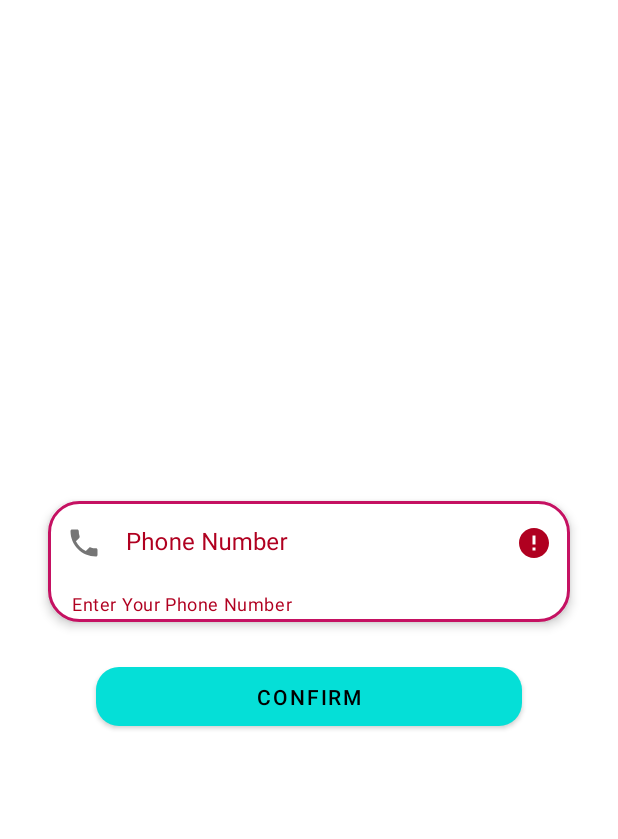
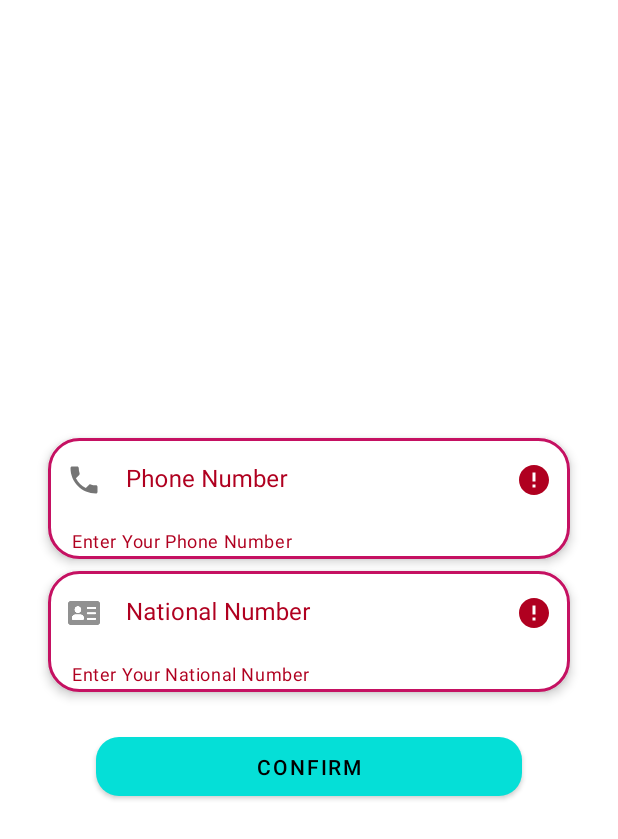
Before and after one commit to amirAHS2000/Pharmacy-Android, an Android app: the ForgetPasswordFragment screen opened through its navigation route, after a tap on "CONFIRM", on a phone screen of 412 x 824 dp. Shown: the top 839 px of the screen. Run offline under Robolectric (Android 15) with nearby library versions, the phone set to English and light mode, and no system bars; our stand-ins replace Dagger/Hilt's generated code, data binding.

Commit message:
Updated forgot password

```diff
--- a/app/src/main/java/com/example/pharmacyapp/data/RemoteDataSource.kt
+++ b/app/src/main/java/com/example/pharmacyapp/data/RemoteDataSource.kt
@@ -52,8 +52,8 @@ class RemoteDataSource @Inject constructor(
         return pharmacyApi.getUserInfo()
     }
 
-    suspend fun findUserByPhone(phone: String): Response<UserResponse> {
-        return pharmacyApi.getUserInfoByPhone(phone)
+    suspend fun findUserByPhone(phone: String, nationalNumber: String): Response<UserResponse> {
+        return pharmacyApi.getUserInfoByPhone(phone, nationalNumber)
     }
 
     suspend fun resetPassword(id: Int, password: String): Response<UserResponse> {
--- a/app/src/main/java/com/example/pharmacyapp/data/Repository.kt
+++ b/app/src/main/java/com/example/pharmacyapp/data/Repository.kt
@@ -11,8 +11,8 @@ class Repository @Inject constructor(
     private val remoteDataSource: RemoteDataSource,
     val dataStore: DataStoreRepository
 ) {
-    suspend fun findUserByPhone(phone: String): Response<UserResponse> {
-        return remoteDataSource.findUserByPhone(phone)
+    suspend fun findUserByPhone(phone: String, nationalNumber: String): Response<UserResponse> {
+        return remoteDataSource.findUserByPhone(phone, nationalNumber)
     }
 
     suspend fun login(phone: String, password: String): Response<LoginResponse> {
--- a/app/src/main/java/com/example/pharmacyapp/data/network/PharmacyApi.kt
+++ b/app/src/main/java/com/example/pharmacyapp/data/network/PharmacyApi.kt
@@ -36,9 +36,10 @@ interface PharmacyApi {
     @GET("api/")
     suspend fun getUserInfo(): Response<User>
 
-    @POST("api/user/find")
+    @POST("api/user/findPatient")
     suspend fun getUserInfoByPhone(
-        @Query("phone") phone: String
+        @Query("phone") phone: String,
+        @Query("nat_num") nationalNumber: String
     ): Response<UserResponse>
 
     @POST("api/register/patient")
--- a/app/src/main/java/com/example/pharmacyapp/ui/fragment/prepare/forgetpassword/ForgetPasswordFragment.kt
+++ b/app/src/main/java/com/example/pharmacyapp/ui/fragment/prepare/forgetpassword/ForgetPasswordFragment.kt
@@ -44,14 +44,25 @@ class ForgetPasswordFragment : Fragment() {
         super.onViewCreated(view, savedInstanceState)
 
         binding.confirmButton.setOnClickListener {
+            var isEmpty = false
             binding.phoneInputLayoutForgotPassword.apply {
                 if (editText?.text?.isEmpty() == true) {
+                    isEmpty = true
                     isErrorEnabled = true
                     error = getString(R.string.phone_empty_error)
-                } else {
-                    val phone = editText!!.text.toString()
-                    viewModel.onFindUser(phone)
                 }
+            }
+            binding.nationalNumberInputLayoutForgotPassword.apply {
+                if (editText?.text?.isEmpty() == true) {
+                    isEmpty = true
+                    isErrorEnabled = true
+                    error = getString(R.string.national_number_empty_error)
+                }
+            }
+            if (!isEmpty) {
+                val phone = binding.phoneInputLayoutForgotPassword.editText!!.text.toString()
+                val nationalNumber = binding.nationalNumberInputLayoutForgotPassword.editText!!.text.toString()
+                viewModel.onFindUser(phone, nationalNumber)
             }
         }
 
@@ -75,7 +86,8 @@ class ForgetPasswordFragment : Fragment() {
                         } else {
                             binding.forgetPasswordErrorTextView.visibility = View.VISIBLE
                             Log.v("server ForgetPassword error", result.data?.message.toString())
-                            binding.forgetPasswordErrorTextView.text = getString(R.string.no_user_founded)
+                            binding.forgetPasswordErrorTextView.text =
+                                getString(R.string.no_user_founded)
                         }
                     }
                 }
@@ -87,7 +99,9 @@ class ForgetPasswordFragment : Fragment() {
 
         viewModel.navigateToSetNewPassword.observe(viewLifecycleOwner) {
             it?.let { user ->
-                val action = ForgetPasswordFragmentDirections.actionForgetPasswordFragmentToSetNewPasswordFragment(user)
+                val action =
+                    ForgetPasswordFragmentDirections.actionForgetPasswordFragmentToSetNewPasswordFragment(
+                        user)
                 findNavController().navigate(action)
                 viewModel.onNavigateToSetNewPasswordDone()
             }
--- a/app/src/main/java/com/example/pharmacyapp/ui/fragment/prepare/signup/SignUpFragment.kt
+++ b/app/src/main/java/com/example/pharmacyapp/ui/fragment/prepare/signup/SignUpFragment.kt
@@ -70,7 +70,7 @@ class SignUpFragment : Fragment() {
             binding.nationalNumberInputLayout.apply {
                 if (editText?.text?.isEmpty() == true) {
                     isErrorEnabled = true
-                    error = resources.getString(R.string.national_name_empty_error)
+                    error = resources.getString(R.string.national_number_empty_error)
                     isNotEmpty = false
                 } else {
                     isErrorEnabled = false
--- a/app/src/main/java/com/example/pharmacyapp/util/ExtentionFunctions.kt
+++ b/app/src/main/java/com/example/pharmacyapp/util/ExtentionFunctions.kt
@@ -6,7 +6,7 @@ fun <T> Response<T>.handle(): NetworkResult<T> {
     return when {
         message().toString().contains("timeout") -> NetworkResult.Error("Timeout")
         code() == 402 -> NetworkResult.Error("API Key Limited")
-        code() == 404 -> NetworkResult.Error("Can")
+        code() == 404 -> NetworkResult.Error("Can't Find Server")
         body() == null -> NetworkResult.Error("Not Found")
         isSuccessful -> NetworkResult.Success(body()!!)
         else -> NetworkResult.Error(message())
--- a/app/src/main/res/layout/fragment_forget_password.xml
+++ b/app/src/main/res/layout/fragment_forget_password.xml
@@ -19,6 +19,7 @@
             android:layout_width="0dp"
             android:layout_height="wrap_content"
             android:layout_marginStart="32dp"
+            android:layout_marginTop="4dp"
             android:layout_marginEnd="32dp"
             android:layout_marginBottom="4dp"
             android:background="@drawable/shape_rounded_corner"
@@ -26,7 +27,7 @@
             android:hint="@string/phone_number"
             app:boxStrokeWidth="0dp"
             app:boxStrokeWidthFocused="0dp"
-            app:layout_constraintBottom_toTopOf="@+id/confirmButton"
+            app:layout_constraintBottom_toTopOf="@+id/nationalNumberInputLayoutForgotPassword"
             app:layout_constraintEnd_toEndOf="parent"
             app:layout_constraintHorizontal_bias="0.5"
             app:layout_constraintStart_toStartOf="parent"
@@ -39,6 +40,34 @@
                 android:layout_height="match_parent"
                 android:background="@android:color/transparent"
                 android:inputType="phone" />
+
+        </com.google.android.material.textfield.TextInputLayout>
+
+        <com.google.android.material.textfield.TextInputLayout
+            android:id="@+id/nationalNumberInputLayoutForgotPassword"
+            android:layout_width="0dp"
+            android:layout_height="wrap_content"
+            android:layout_marginStart="32dp"
+            android:layout_marginTop="4dp"
+            android:layout_marginEnd="32dp"
+            android:layout_marginBottom="4dp"
+            android:background="@drawable/shape_rounded_corner"
+            android:elevation="4dp"
+            android:hint="@string/national_number"
+            app:boxStrokeWidth="0dp"
+            app:boxStrokeWidthFocused="0dp"
+            app:layout_constraintBottom_toTopOf="@+id/confirmButton"
+            app:layout_constraintEnd_toEndOf="parent"
+            app:layout_constraintHorizontal_bias="0.5"
+            app:layout_constraintStart_toStartOf="parent"
+            app:layout_constraintTop_toBottomOf="@+id/phoneInputLayoutForgotPassword"
+            app:startIconDrawable="@drawable/ic_id_card">
+
+            <com.google.android.material.textfield.TextInputEditText
+                android:layout_width="match_parent"
+                android:layout_height="match_parent"
+                android:background="@android:color/transparent"
+                android:inputType="number" />
 
         </com.google.android.material.textfield.TextInputLayout>
 
@@ -56,7 +85,7 @@
             app:layout_constraintEnd_toEndOf="@+id/phoneInputLayoutForgotPassword"
             app:layout_constraintHorizontal_bias="0.5"
             app:layout_constraintStart_toStartOf="@+id/phoneInputLayoutForgotPassword"
-            app:layout_constraintTop_toBottomOf="@+id/phoneInputLayoutForgotPassword" />
+            app:layout_constraintTop_toBottomOf="@id/nationalNumberInputLayoutForgotPassword" />
 
         <ProgressBar
             android:id="@+id/forgetPasswordProgressBar"
@@ -74,12 +103,12 @@
             android:id="@+id/forgetPasswordErrorTextView"
             android:layout_width="wrap_content"
             android:layout_height="wrap_content"
-            tools:text="Error"
             android:textColor="@android:color/holo_red_light"
             android:visibility="gone"
             app:layout_constraintBottom_toTopOf="@+id/confirmButton"
             app:layout_constraintEnd_toEndOf="@+id/confirmButton"
             app:layout_constraintStart_toStartOf="@+id/confirmButton"
+            tools:text="Error"
             tools:visibility="visible" />
 
     </androidx.constraintlayout.widget.ConstraintLayout>
--- a/app/src/main/res/values/strings.xml
+++ b/app/src/main/res/values/strings.xml
@@ -36,7 +36,7 @@
     <string name="log_in">Log in</string>
     <string name="firstname_empty_error">Enter Your First Name</string>
     <string name="lastname_empty_error">Enter Your Last Name</string>
-    <string name="national_name_empty_error">Enter Your National Number</string>
+    <string name="national_number_empty_error">Enter Your National Number</string>
     <string name="add_password_empty_error">Enter A Password</string>
     <string name="confirm_name_empty_error">Enter Your Password Again</string>
     <string name="password_match_error">Your Passwords Don\'t Match</string>
```
Also changed, not shown: app/src/main/java/com/example/pharmacyapp/ui/fragment/prepare/forgetpassword/ForgetPasswordViewModel.kt (+4 -4 lines).
